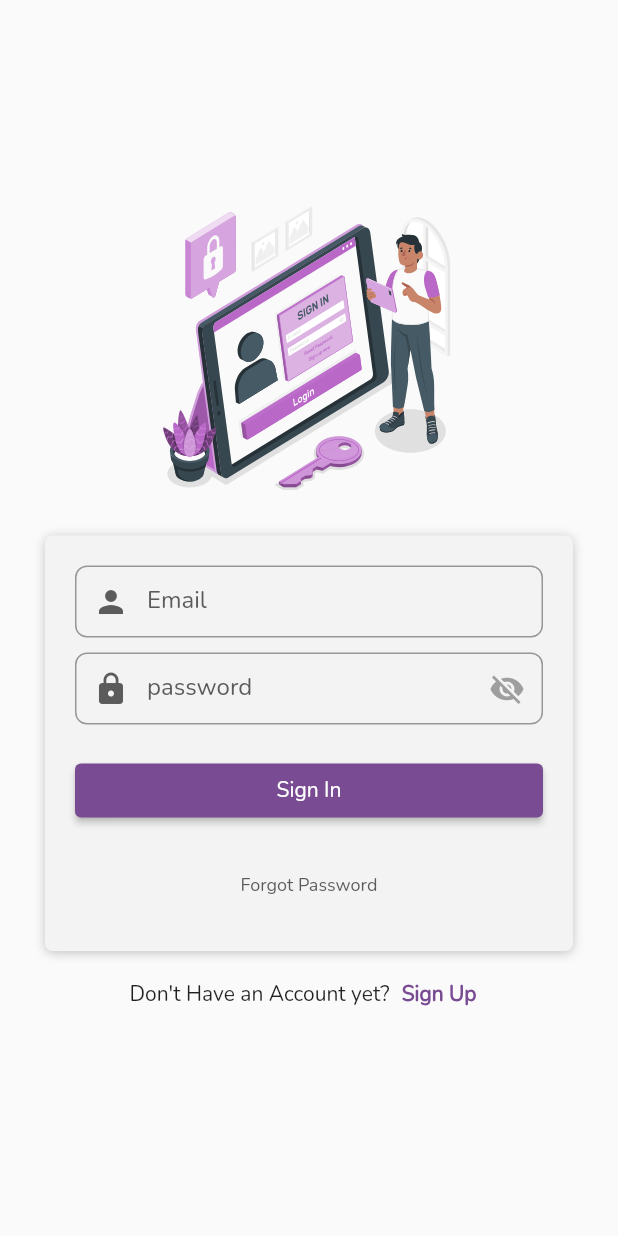
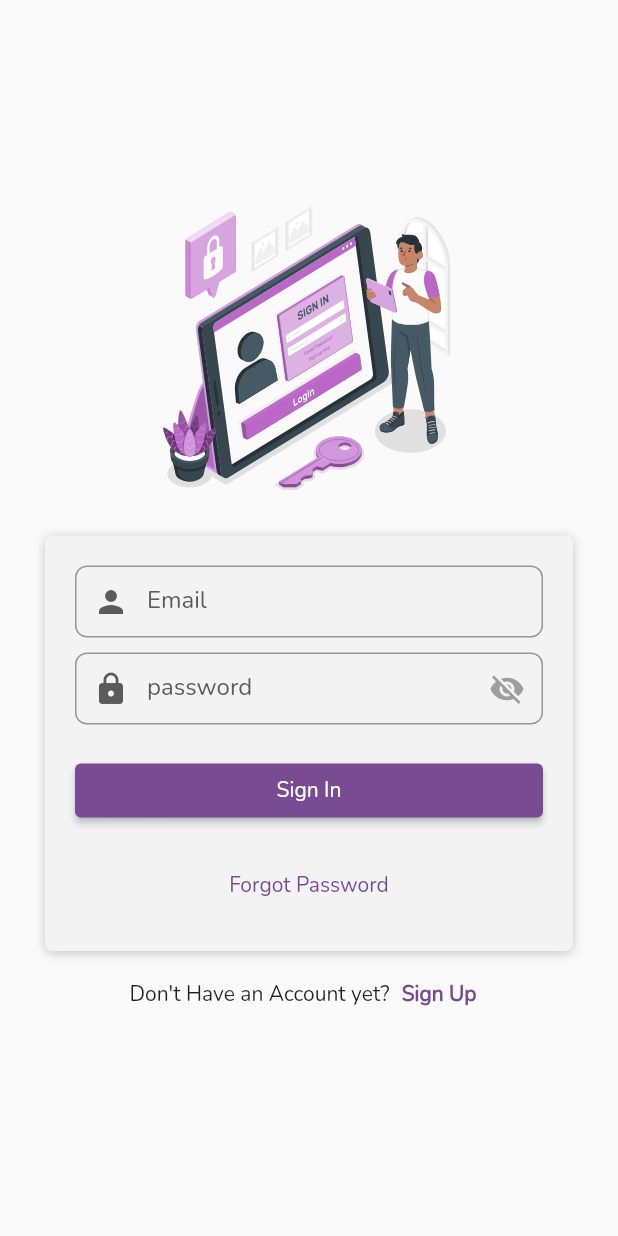
Before and after one commit to altacapstone36/flutter_mobile_app, a Flutter app: the screen it shows after launch, after a tap on "Skip", on a phone screen of 412 x 824 dp. Run offline on Flutter 3.47's test engine with Material 2 defaults, Android fonts, the phone set to English and light mode, and no system bars; our stand-ins replace dio, flutter_svg, fluttertoast, loading_animation_widget, shared_preferences, shimmer; accounts and stored records are empty.

Commit message:
remove unused function

```diff
--- a/lib/screen/signin/sign_in_screen.dart
+++ b/lib/screen/signin/sign_in_screen.dart
@@ -3,8 +3,7 @@ import 'package:flutter/material.dart';
 import 'package:flutter_svg/flutter_svg.dart';
 import 'package:fluttertoast/fluttertoast.dart';
 import 'package:hospital_management/constants.dart';
-import 'package:hospital_management/screen/forgot_pass/forgot_pass.dart';
-import 'package:hospital_management/screen/home/home_screen.dart';
+import 'package:hospital_management/screen/forgot_pass/forgot_password_screen.dart';
 import 'package:hospital_management/screen/signin/sign_in_view_model.dart';
 import 'package:provider/provider.dart';
 import 'package:shared_preferences/shared_preferences.dart';
@@ -28,17 +27,7 @@ class _SignInState extends State<SignIn> {
   @override
   void initState() {
     super.initState();
-    // checkLogin();
   }
-
-  // void checkLogin() async {
-  //   prefs = await SharedPreferences.getInstance();
-  //   isLogin = prefs.getBool('isLogin') ?? false;
-
-  //   if (isLogin == true) {
-  //     Navigator.pushNamedAndRemoveUntil(context, '/home', (route) => false);
-  //   }
-  // }
 
   @override
   void dispose() {
@@ -221,9 +210,9 @@ class _SignInState extends State<SignIn> {
                       child: const Text(
                         "Forgot Password",
                         style: TextStyle(
-                          color: kDarkColor,
+                          color: kPrimaryColor,
                           fontFamily: "Nunito",
-                          fontSize: 12.0,
+                          fontSize: 14.0,
                         ),
                       ),
                     )
```
